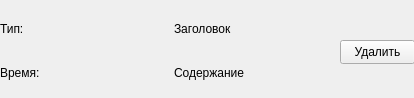
Qt form ui/pages/notification.ui (MADNESSZ1RA/notificationmanager) before a commit.
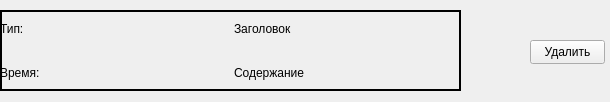
The same form after that commit.

Commit message: feat: Изменен дизайн карточки уведомлений. Фикс багов

The edit to the form file:
```diff
--- a/ui/pages/notification.ui
+++ b/ui/pages/notification.ui
@@ -6,22 +6,34 @@
    <rect>
     <x>0</x>
     <y>0</y>
-    <width>414</width>
-    <height>98</height>
+    <width>610</width>
+    <height>102</height>
    </rect>
   </property>
   <property name="windowTitle">
    <string>Form</string>
   </property>
-  <widget class="QWidget" name="gridLayoutWidget">
+  <property name="styleSheet">
+   <string notr="true"/>
+  </property>
+  <widget class="QWidget" name="gridWidget" native="true">
    <property name="geometry">
     <rect>
      <x>0</x>
      <y>10</y>
-     <width>341</width>
+     <width>461</width>
      <height>81</height>
     </rect>
    </property>
+   <property name="styleSheet">
+    <string notr="true">#gridWidget{
+    border: 2px solid black;
+}
+
+#gridWidget:hover{
+    background: #67BA80;
+}</string>
+   </property>
    <layout class="QGridLayout" name="gridLayout">
     <item row="0" column="0">
      <widget class="QLabel" name="type">
@@ -56,7 +68,7 @@
   <widget class="QPushButton" name="deleteButton">
    <property name="geometry">
     <rect>
-     <x>340</x>
+     <x>530</x>
      <y>40</y>
      <width>75</width>
      <height>24</height>
```
The commit also changes 5 other files.
